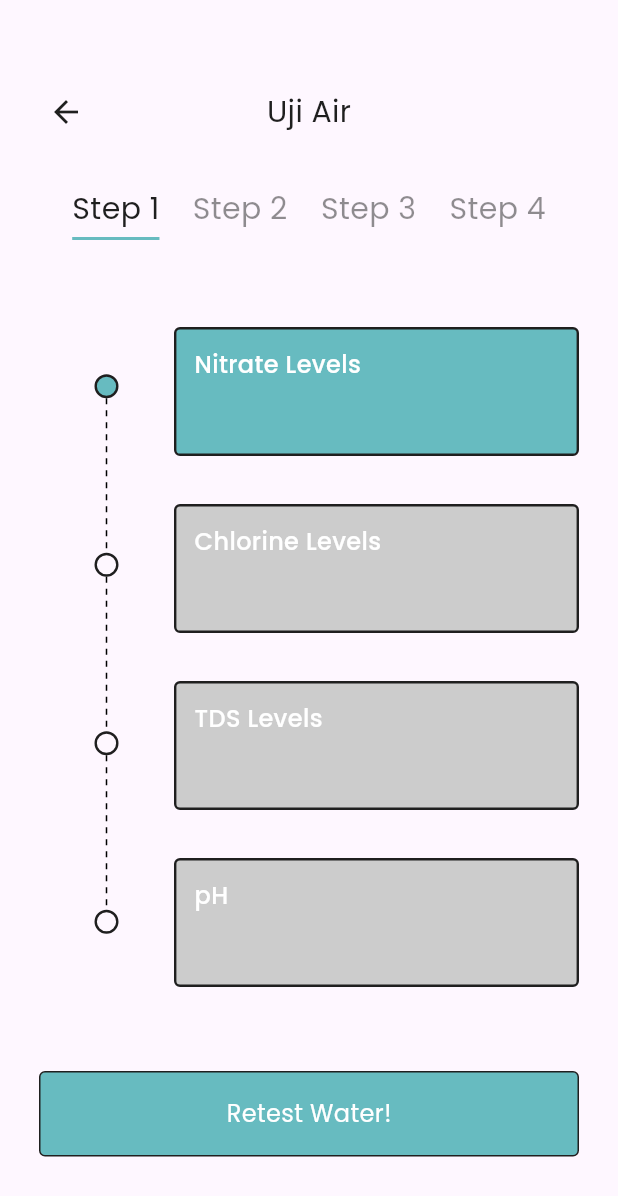
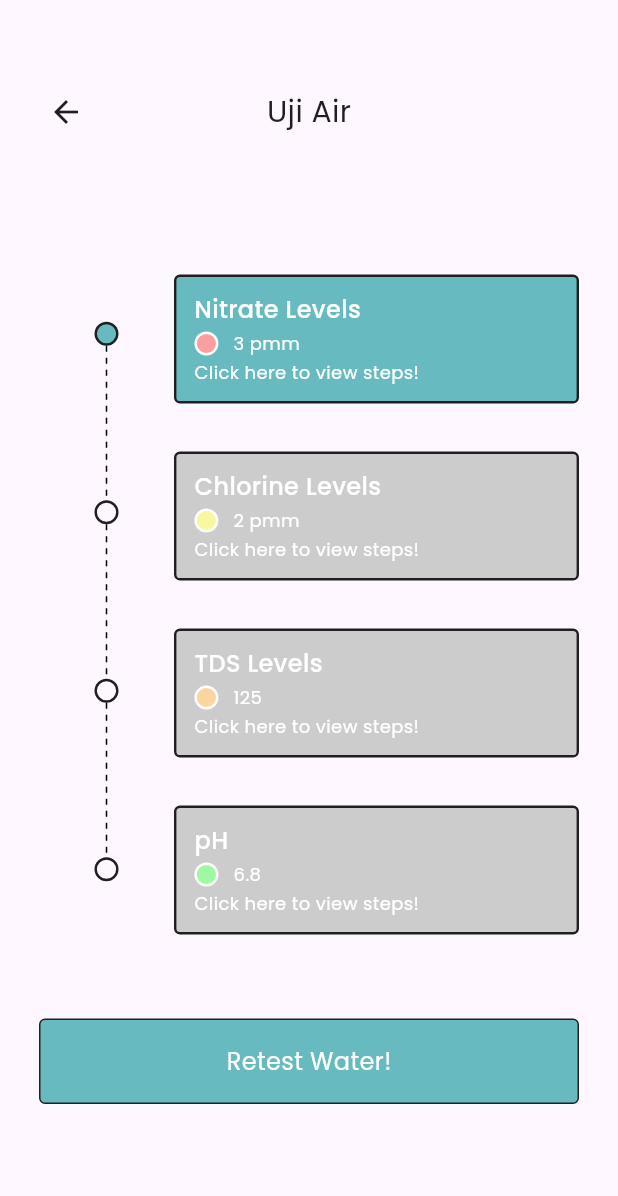
Before and after one commit to GSC2024/MINUM, a Flutter app: the SolutionPage screen opened directly with empty values, on a phone screen of 412 x 824 dp. Shown: the top 1196 px of the screen. Run offline on Flutter 3.47's test engine with Material 3 defaults, Android fonts, the light colour scheme and no system bars; drawn by our look-alikes of dotted_line; our stand-ins replace firebase_auth, firebase_core, firebase_database, flutter_svg, font_awesome_flutter; missing offline and left inert: dart:ffi; accounts and stored records are empty.

Commit message:
arya slice more

```diff
--- a/lib/view/components/solutioncard.dart
+++ b/lib/view/components/solutioncard.dart
@@ -6,10 +6,16 @@ class SolutionCard extends StatefulWidget {
     super.key,
     required this.text,
     required this.isActive,
+    required this.pointColor,
+    required this.value,
+    required this.onTap,
   });
 
   final String text;
   final bool isActive;
+  final Color pointColor;
+  final String value;
+  final VoidCallback onTap;
 
   @override
   State<SolutionCard> createState() => _SolutionCardState();
@@ -18,14 +24,17 @@ class SolutionCard extends StatefulWidget {
 class _SolutionCardState extends State<SolutionCard> {
   @override
   Widget build(BuildContext context) {
-    return Container(
-      padding: EdgeInsets.symmetric(horizontal: 12, vertical: 12),
+    return InkWell(
+      onTap: widget.onTap,
+      child: Container(
+        padding: EdgeInsets.symmetric(horizontal: 12, vertical: 8),
         margin: EdgeInsets.only(bottom: 32),
         height: 86,
         width: double.infinity,
         decoration: ShapeDecoration(
-        color:
-            widget.isActive ? AppColor.kButtonColor : AppColor.kOffButtonColor,
+          color: widget.isActive
+              ? AppColor.kButtonColor
+              : AppColor.kOffButtonColor,
           shape: RoundedRectangleBorder(
             side: BorderSide(
               width: 1.6,
@@ -34,7 +43,11 @@ class _SolutionCardState extends State<SolutionCard> {
             borderRadius: BorderRadius.circular(4),
           ),
         ),
-      child: Text(
+        child: Column(
+          crossAxisAlignment: CrossAxisAlignment.start,
+          mainAxisAlignment: MainAxisAlignment.spaceEvenly,
+          children: [
+            Text(
               widget.text,
               style: TextStyle(
                 color: AppColor.kBackgroundColor,
@@ -43,6 +56,41 @@ class _SolutionCardState extends State<SolutionCard> {
                 fontWeight: FontWeight.w500,
               ),
             ),
+            Row(
+              children: [
+                Container(
+                  margin: EdgeInsets.only(right: 10),
+                  width: 16,
+                  height: 16,
+                  decoration: ShapeDecoration(
+                    color: widget.pointColor,
+                    shape: OvalBorder(
+                      side: BorderSide(
+                          width: 1.60, color: AppColor.kBackgroundColor),
+                    ),
+                  ),
+                ),
+                Text(
+                  widget.value,
+                  style: TextStyle(
+                    color: AppColor.kBackgroundColor,
+                    fontSize: 12,
+                    fontFamily: 'Poppins',
+                  ),
+                ),
+              ],
+            ),
+            Text(
+              'Click here to view steps!',
+              style: TextStyle(
+                color: AppColor.kBackgroundColor,
+                fontSize: 12,
+                fontFamily: 'Poppins',
+              ),
+            ),
+          ],
+        ),
+      ),
     );
   }
 }
--- a/lib/view/solutionpage.dart
+++ b/lib/view/solutionpage.dart
@@ -4,6 +4,7 @@ import 'package:gsc2024/view/components/pagebutton.dart';
 import 'package:gsc2024/view/components/solutioncard.dart';
 import 'package:gsc2024/view/components/solutionstep.dart';
 import 'package:gsc2024/view/homepage.dart';
+import 'package:gsc2024/view/solutiondetail.dart';
 import 'package:gsc2024/view/testpage.dart';
 import 'package:dotted_line/dotted_line.dart';
 
@@ -67,29 +68,29 @@ class _SolutionPageState extends State<SolutionPage> {
                   ),
                 ],
               ),
-              const SizedBox(height: 36),
-              Row(
-                mainAxisAlignment: MainAxisAlignment.spaceEvenly,
-                children: [
-                  SolutionStep(
-                    text: 'Step 1',
-                    isActive: true,
-                  ),
-                  SolutionStep(
-                    text: 'Step 2',
-                    isActive: false,
-                  ),
-                  SolutionStep(
-                    text: 'Step 3',
-                    isActive: false,
-                  ),
-                  SolutionStep(
-                    text: 'Step 4',
-                    isActive: false,
-                  ),
-                ],
-              ),
-              const SizedBox(height: 58),
+              //const SizedBox(height: 36),
+              // Row(
+              //   mainAxisAlignment: MainAxisAlignment.spaceEvenly,
+              //   children: [
+              //     SolutionStep(
+              //       text: 'Step 1',
+              //       isActive: true,
+              //     ),
+              //     SolutionStep(
+              //       text: 'Step 2',
+              //       isActive: false,
+              //     ),
+              //     SolutionStep(
+              //       text: 'Step 3',
+              //       isActive: false,
+              //     ),
+              //     SolutionStep(
+              //       text: 'Step 4',
+              //       isActive: false,
+              //     ),
+              //   ],
+              // ),
+              const SizedBox(height: 94), //58
               Row(
                 children: [
                   Expanded(
@@ -129,21 +130,30 @@ class _SolutionPageState extends State<SolutionPage> {
                     flex: 3,
                     child: Column(
                       children: [
-                        SolutionCard(
-                          text: 'Nitrate Levels',
+                        SolutionCardDetail(
+                          userId: userId,
+                          title: 'Nitrate Levels',
+                          pointColor: Color(0xFFF99F9F),
+                          value: '3 pmm',
                           isActive: true,
                         ),
-                        SolutionCard(
-                          text: 'Chlorine Levels',
-                          isActive: false,
+                        SolutionCardDetail(
+                          userId: userId,
+                          title: 'Chlorine Levels',
+                          pointColor: Color(0xFFF8F99F),
+                          value: '2 pmm',
                         ),
-                        SolutionCard(
-                          text: 'TDS Levels',
-                          isActive: false,
+                        SolutionCardDetail(
+                          userId: userId,
+                          title: 'TDS Levels',
+                          pointColor: Color(0xFFF9D59F),
+                          value: '125',
                         ),
-                        SolutionCard(
-                          text: 'pH',
-                          isActive: false,
+                        SolutionCardDetail(
+                          userId: userId,
+                          title: 'pH',
+                          pointColor: Color(0xFF9FF9A3),
+                          value: '6.8',
                         ),
                       ],
                     ),
@@ -158,15 +168,58 @@ class _SolutionPageState extends State<SolutionPage> {
                     context,
                     PageRouteBuilder(
                       pageBuilder: (context, animation, secondaryAnimation) =>
-                          HomePage(userId: userId,),
+                          HomePage(
+                        userId: userId,
+                      ),
                     ),
                   );
                 },
-              )
+              ),
             ],
           ),
         ),
       ),
+    );
+  }
+}
+
+class SolutionCardDetail extends StatelessWidget {
+  const SolutionCardDetail({
+    super.key,
+    required this.userId,
+    required this.title,
+    required this.pointColor,
+    required this.value,
+    this.isActive,
+  });
+
+  final String userId;
+  final String title;
+  final Color pointColor;
+  final String value;
+  final bool? isActive;
+
+  @override
+  Widget build(BuildContext context) {
+    return SolutionCard(
+      text: title,
+      isActive: isActive ?? false,
+      pointColor: pointColor,
+      value: value,
+      onTap: () {
+        Navigator.push(
+          context,
+          PageRouteBuilder(
+            pageBuilder: (context, animation, secondaryAnimation) =>
+                SolutionDetail(
+              title: title,
+              value: value,
+              pointColor: pointColor,
+              userId: userId,
+            ),
+          ),
+        );
+      },
     );
   }
 }
```
Also changed, not shown: lib/view/homepage.dart (+28 -27 lines), lib/view/solutiondetail.dart (added, +100 -0 lines). Lines whose indentation alone changed are shown as unchanged.
